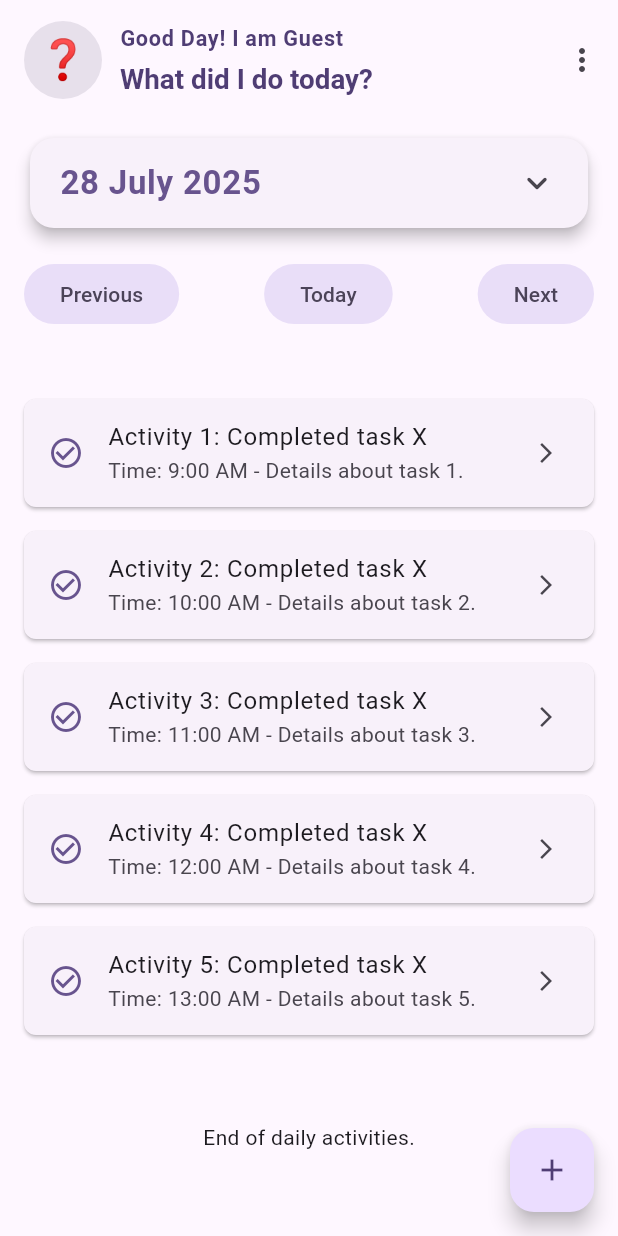
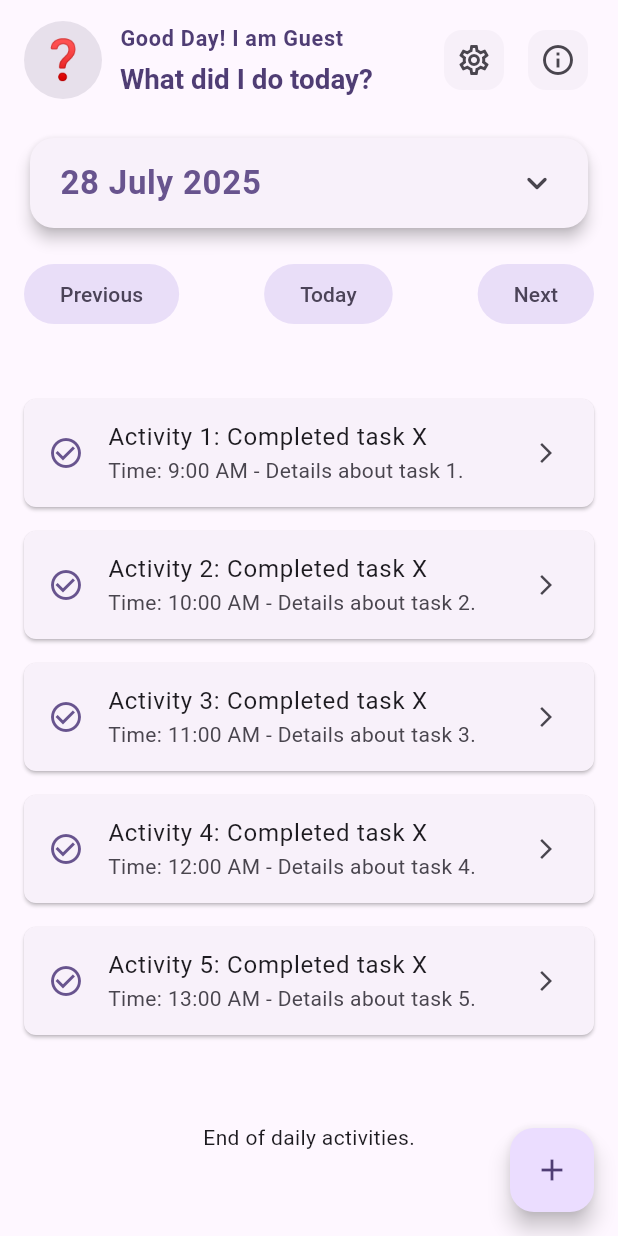
Before and after one commit to HATIMC/what-did-i-do-today, a Flutter app: the screen it shows after launch, on a phone screen of 412 x 824 dp. Run offline on Flutter 3.47's test engine with Material 3 defaults, Android fonts, the phone set to English and light mode, and no system bars; our stand-ins replace local_auth, shared_preferences, table_calendar.

```diff
--- a/lib/screen/home_screen.dart
+++ b/lib/screen/home_screen.dart
@@ -411,25 +411,42 @@ class _HomeScreenState extends State<HomeScreen>
             },
           ),
           actions: [
-            PopupMenuButton<String>(
-              onSelected: (String result) {
-                if (result == 'settings') {
-                  _showBottomSheet(context, const SettingsBottomSheet());
-                } else if (result == 'about') {
-                  _showBottomSheet(context, const AboutBottomSheet());
-                }
+            // Settings Icon Button
+            IconButton(
+              onPressed: () {
+                _showBottomSheet(context, const SettingsBottomSheet());
               },
-              itemBuilder: (BuildContext context) => <PopupMenuEntry<String>>[
-                const PopupMenuItem<String>(
-                  value: 'settings',
-                  child: Text('Settings'),
+              icon: const Icon(Icons.settings_outlined),
+              tooltip: 'Settings',
+              style: IconButton.styleFrom(
+                backgroundColor: Theme.of(
+                  context,
+                ).colorScheme.surfaceVariant.withOpacity(0.3),
+                foregroundColor: Theme.of(context).colorScheme.onSurfaceVariant,
+                shape: RoundedRectangleBorder(
+                  borderRadius: BorderRadius.circular(12),
                 ),
-                const PopupMenuItem<String>(
-                  value: 'about',
-                  child: Text('About'),
+              ),
+            ),
+            const SizedBox(width: 8),
+            // About/More Icon Button
+            IconButton(
+              onPressed: () {
+                _showBottomSheet(context, const AboutBottomSheet());
+              },
+              icon: const Icon(Icons.info_outline),
+              tooltip: 'About',
+              style: IconButton.styleFrom(
+                backgroundColor: Theme.of(
+                  context,
+                ).colorScheme.surfaceVariant.withOpacity(0.3),
+                foregroundColor: Theme.of(context).colorScheme.onSurfaceVariant,
+                shape: RoundedRectangleBorder(
+                  borderRadius: BorderRadius.circular(12),
                 ),
-              ],
+              ),
             ),
+            const SizedBox(width: 16),
           ],
         ),
         body: Column(
```
